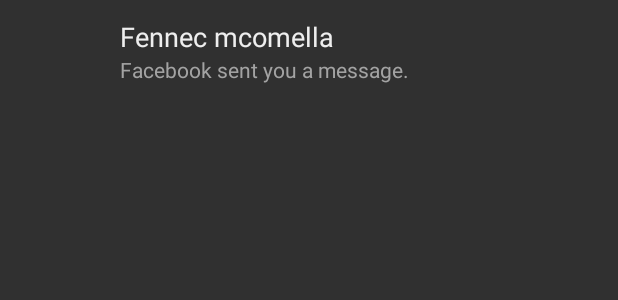
After one commit to mcomella/NotificationManager, an Android app: the layout missed_notification_list_item.xml on its own in the app's theme, with its tools: preview values and no code run, on a phone screen of 412 x 824 dp. The commit adds this screen. Shown: the top 300 px of the screen. Run offline under Robolectric (Android 15) with nearby library versions, the light colour scheme and no system bars.

Commit message:
add list of missed notifications.

```diff
--- a/app/src/main/AndroidManifest.xml
+++ b/app/src/main/AndroidManifest.xml
@@ -20,6 +20,10 @@
                 android:name=".AddAppActivity"
                 android:exported="false"/>
 
+        <activity
+                android:name=".missednotify.MissedNotificationsListActivity"
+                android:exported="false"/>
+
         <service android:name=".NotificationService"
                  android:label="NotificationManager"
                  android:permission="android.permission.BIND_NOTIFICATION_LISTENER_SERVICE">
--- /dev/null
+++ b/app/src/main/java/me/mcomella/notificationmanager/missednotify/MissedNotification.kt
@@ -0,0 +1,6 @@
+package me.mcomella.notificationmanager.missednotify
+
+data class MissedNotification(val pkgname: String,
+                              val posttime: Long,
+                              val title: String,
+                              val contenttext: String)
--- /dev/null
+++ b/app/src/main/res/layout/missed_notification_list_item.xml
@@ -0,0 +1,44 @@
+<?xml version="1.0" encoding="utf-8"?>
+<LinearLayout xmlns:android="http://schemas.android.com/apk/res/android" xmlns:tools="http://schemas.android.com/tools"
+              style="@style/AppItemContainer"
+              android:layout_width="match_parent"
+              android:layout_height="match_parent"
+              android:paddingLeft="@dimen/activity_horizontal_margin"
+              android:paddingRight="@dimen/activity_horizontal_margin"
+              android:orientation="horizontal"
+>
+
+    <ImageView
+            style="@style/AppIcon"
+            android:id="@+id/iconView"
+            android:layout_width="@dimen/icon_size"
+            android:layout_height="@dimen/icon_size"
+    />
+
+    <LinearLayout
+            android:layout_width="0dp"
+            android:layout_height="wrap_content"
+            android:layout_weight="1"
+            android:orientation="vertical"
+    >
+
+        <TextView
+                android:textAppearance="@style/TitleText"
+                android:id="@+id/titleView"
+                android:layout_width="wrap_content"
+                android:layout_height="0dp"
+                android:layout_weight="1"
+                tools:text="Fennec mcomella"
+            />
+
+        <TextView
+                android:textAppearance="@style/SubtitleText"
+                android:id="@+id/subtitleView"
+                android:layout_width="wrap_content"
+                android:layout_height="wrap_content"
+                tools:text="Facebook sent you a message."
+        />
+
+    </LinearLayout>
+
+</LinearLayout>
--- a/app/src/main/res/values/styles.xml
+++ b/app/src/main/res/values/styles.xml
@@ -24,11 +24,13 @@
     <style name="TitleText" parent="@android:style/TextAppearance">
         <item name="android:textColor">@color/titleText</item>
         <item name="android:textSize">18sp</item>
+        <item name="android:maxLines">1</item>
     </style>
 
     <style name="SubtitleText" parent="@android:style/TextAppearance">
         <item name="android:textColor">@color/subtitleText</item>
         <item name="android:textSize">14sp</item>
+        <item name="android:maxLines">1</item>
     </style>
 
 </resources>
```
Also changed, not shown: app/src/main/java/me/mcomella/notificationmanager/BlockedListActivity.kt (+17 -0 lines), app/src/main/java/me/mcomella/notificationmanager/NotificationService.kt (+15 -0 lines), app/src/main/java/me/mcomella/notificationmanager/missednotify/MissedNotificationsDiskManager.kt (added, +27 -0 lines), app/src/main/java/me/mcomella/notificationmanager/missednotify/MissedNotificationsListActivity.kt (added, +63 -0 lines), app/src/main/res/drawable/circle_accent_color.xml (added, +9 -0 lines), app/src/main/res/layout/activity_missed_notifications_list.xml (added, +14 -0 lines), app/src/main/res/menu/toolbar_menu.xml (added, +11 -0 lines).
